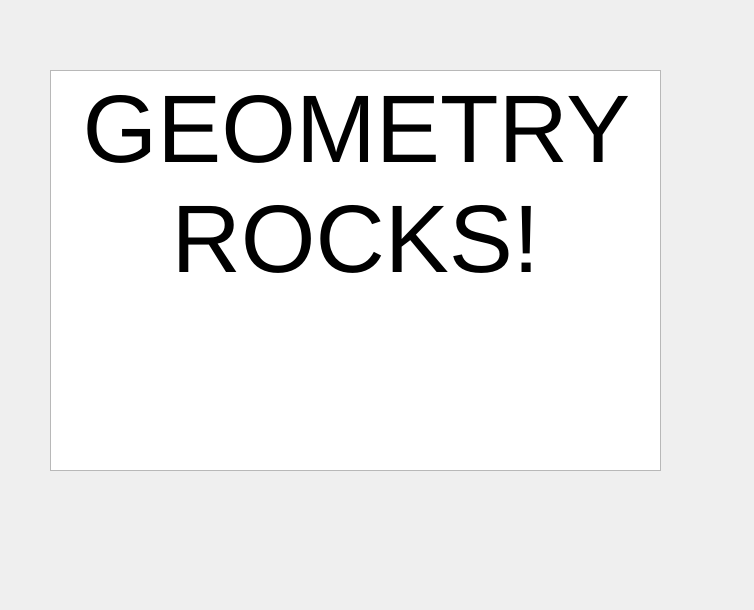
The window that ui/views/geometry/geometry.ui (dammmueller-calculator/calculator) describes before a commit, drawn with Qt 5.
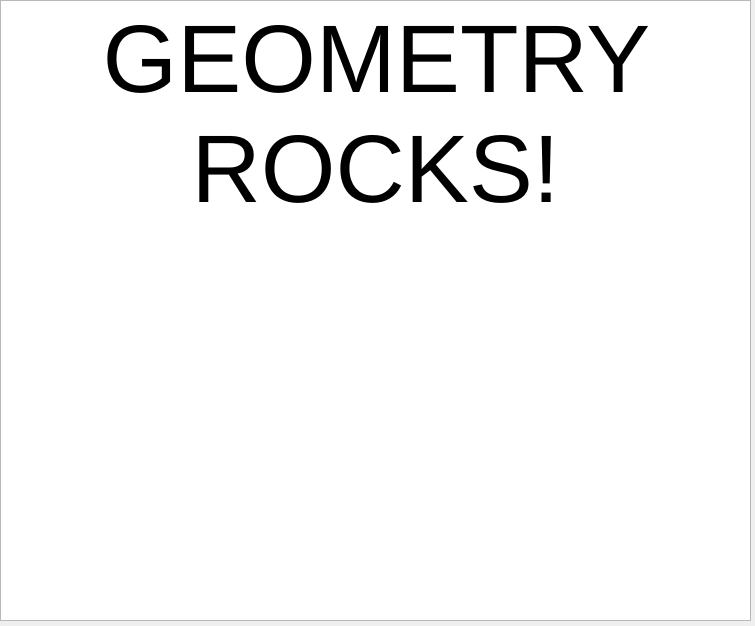
The same window after the commit.

```diff
--- a/ui/views/geometry/geometry.ui
+++ b/ui/views/geometry/geometry.ui
@@ -6,8 +6,8 @@
    <rect>
     <x>0</x>
     <y>0</y>
-    <width>754</width>
-    <height>610</height>
+    <width>755</width>
+    <height>626</height>
    </rect>
   </property>
   <property name="windowTitle">
@@ -16,21 +16,18 @@
   <widget class="QTextEdit" name="textEdit">
    <property name="geometry">
     <rect>
-     <x>50</x>
-     <y>70</y>
-     <width>611</width>
-     <height>401</height>
+     <x>0</x>
+     <y>0</y>
+     <width>751</width>
+     <height>621</height>
     </rect>
    </property>
    <property name="html">
     <string>&lt;!DOCTYPE HTML PUBLIC &quot;-//W3C//DTD HTML 4.0//EN&quot; &quot;http://www.w3.org/TR/REC-html40/strict.dtd&quot;&gt;
-&lt;html&gt;&lt;head&gt;&lt;meta name=&quot;qrichtext&quot; content=&quot;1&quot; /&gt;&lt;meta charset=&quot;utf-8&quot; /&gt;&lt;style type=&quot;text/css&quot;&gt;
+&lt;html&gt;&lt;head&gt;&lt;meta name=&quot;qrichtext&quot; content=&quot;1&quot; /&gt;&lt;style type=&quot;text/css&quot;&gt;
 p, li { white-space: pre-wrap; }
-hr { height: 1px; border-width: 0; }
-li.unchecked::marker { content: &quot;\2610&quot;; }
-li.checked::marker { content: &quot;\2612&quot;; }
-&lt;/style&gt;&lt;/head&gt;&lt;body style=&quot; font-family:'Sans Serif'; font-size:9pt; font-weight:400; font-style:normal;&quot;&gt;
-&lt;p align=&quot;center&quot; style=&quot; margin-top:0px; margin-bottom:0px; margin-left:0px; margin-right:0px; -qt-block-indent:0; text-indent:0px;&quot;&gt;&lt;span style=&quot; font-size:72pt;&quot;&gt;GEOMETRY ROCKS!&lt;/span&gt;&lt;/p&gt;&lt;/body&gt;&lt;/html&gt;</string>
+&lt;/style&gt;&lt;/head&gt;&lt;body style=&quot; font-family:'MS Shell Dlg 2'; font-size:8.25pt; font-weight:400; font-style:normal;&quot;&gt;
+&lt;p align=&quot;center&quot; style=&quot; margin-top:0px; margin-bottom:0px; margin-left:0px; margin-right:0px; -qt-block-indent:0; text-indent:0px;&quot;&gt;&lt;span style=&quot; font-family:'Sans Serif'; font-size:72pt;&quot;&gt;GEOMETRY ROCKS!&lt;/span&gt;&lt;/p&gt;&lt;/body&gt;&lt;/html&gt;</string>
    </property>
   </widget>
  </widget>
```
